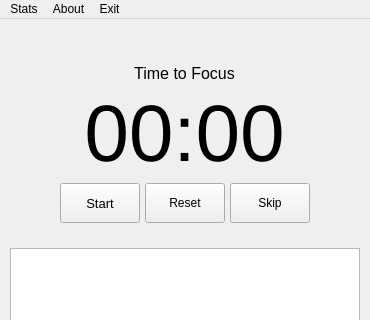
Old version of the form ui/mainwindow.ui in the repository TiagoSBO/qt-pomodoro-timer; both pictures show x 0 to 370 and y 0 to 320 of the 370 by 600 pixel window.
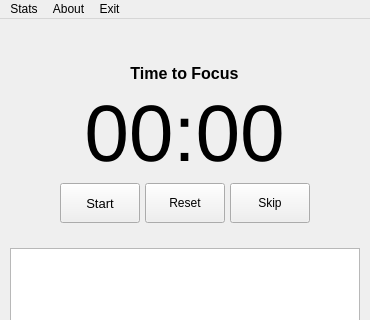
New version of the form. Icons and pictures are not drawn.

```diff
--- a/ui/mainwindow.ui
+++ b/ui/mainwindow.ui
@@ -141,7 +141,7 @@
          <property name="font">
           <font>
            <pointsize>12</pointsize>
-           <bold>false</bold>
+           <bold>true</bold>
           </font>
          </property>
          <property name="text">
```
